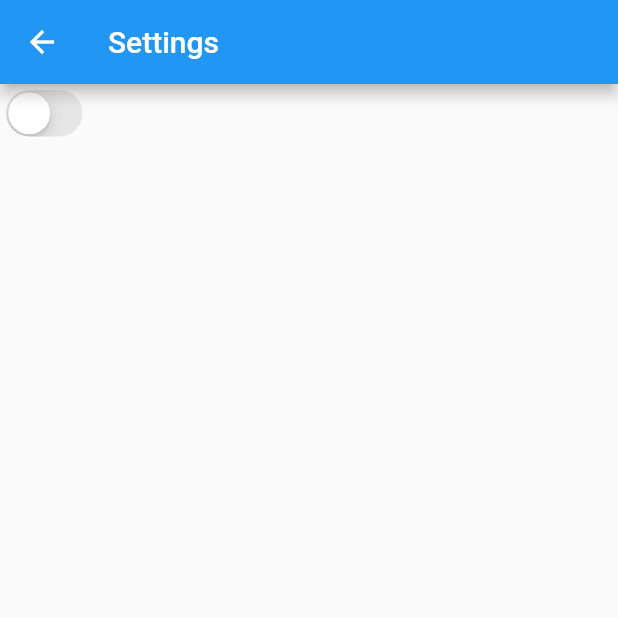
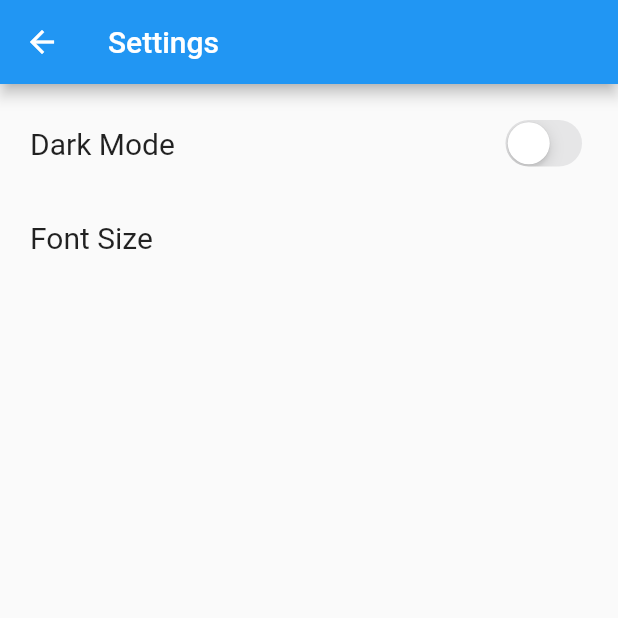
Before and after one commit to joohhcse/investment_quotes_app_v2, a Flutter app: the SettingScreen screen opened directly, on a phone screen of 412 x 824 dp, the top half of it. Run offline on Flutter 3.47's test engine with Material 2 defaults, Android fonts, the phone set to English and light mode, and no system bars; our stand-ins replace shared_preferences, sqflite; accounts and stored records are empty.

Commit message:
edit darkmode , fontsize

```diff
--- a/lib/screen/setting_screen.dart
+++ b/lib/screen/setting_screen.dart
@@ -4,7 +4,7 @@ import 'package:investment_quotes_app_v2/screen/quotes_screen.dart';
 import 'package:investment_quotes_app_v2/screen/home_screen.dart';
 import 'package:shared_preferences/shared_preferences.dart';
 
-bool isDarkMode = false;
+
 
 class SettingScreen extends StatefulWidget {
   const SettingScreen({Key? key}) : super(key: key);
@@ -16,6 +16,8 @@ class SettingScreen extends StatefulWidget {
 }
 
 class SettingState extends State<SettingScreen> {
+  bool isDarkMode = false;
+  double _fontSize = 20.0;
   int selectedOption = 0; // 초기 선택된 옵션 ?
 
   @override
@@ -53,16 +55,20 @@ class SettingState extends State<SettingScreen> {
     _prefs = await SharedPreferences.getInstance();
 
     _prefs.setString('themeMode', themeMode.toString());
+  }
 
-    if(themeMode.toString() == 'ThemeMode.dark') {
-      // SettingScreen.isDarkMode = true;
-    } else {
-      // SettingScreen.isDarkMode = false;
-    }
+  _loadFontSize() async {
+    SharedPreferences prefs = await SharedPreferences.getInstance();
+    setState(() {
+      _fontSize = prefs.getDouble('fontSize') ?? 20.0;
+    });
+  }
 
-    print('setting >> save >>>>');
-    print(themeMode.toString());
+  _saveFontSize(double fontSize) async {
+    SharedPreferences prefs = await SharedPreferences.getInstance();
+    await prefs.setDouble('fontSize', fontSize);
   }
+
 
   Future<bool> _getThemeMode() async {
     _prefs = await SharedPreferences.getInstance();
@@ -102,33 +108,89 @@ class SettingState extends State<SettingScreen> {
           if (snapshot.hasError) {
             return Text('Error: ${snapshot.error}');
           }
-          // final bool isDarkMode = snapshot.data ?? false;
+
+          // final bool isDarkMode = snapshot.data ?? false;  //final은 const같이 안변하는 상수인데 이래해놧엇네
+          isDarkMode = snapshot.data ?? false;
+
           print('FutureBuilder >>>>>');
           print(snapshot.data);
           isDarkMode = snapshot.data ?? false;
-          // Text('다크 모드');
-          return CupertinoSwitch(
-            value: isDarkMode,
-            onChanged: (bool? value) {
-                setState(() {
-                  isDarkMode = value ?? false; //null이면 false입력
+          return Padding(
+            padding: const EdgeInsets.all(20.0),
+            // child: Row(
+            //   // crossAxisAlignment: CrossAxisAlignment.start,
+            //   mainAxisAlignment: MainAxisAlignment.spaceBetween,
+            //   crossAxisAlignment: CrossAxisAlignment.end,
+            //   children: [
+            //     Text(
+            //       'Dark Mode',
+            //       style: TextStyle(fontSize: 20),
+            //     ),
+            //     CupertinoSwitch(
+            //       value: isDarkMode,
+            //       onChanged: (bool value) {
+            //         setState(() {
+            //           // isDarkMode = value ?? false; //null이면 false입력
+            //           isDarkMode = value;
+            //
+            //           if (isDarkMode == true) {
+            //             HomeScreen.themeNotifier.value = ThemeMode.dark;
+            //             _saveThemeMode(ThemeMode.dark);
+            //           } else {
+            //             HomeScreen.themeNotifier.value = ThemeMode.light;
+            //             _saveThemeMode(ThemeMode.light);
+            //           }
+            //
+            //         });
+            //       },
+            //   ),
+            // ],
+            // ),
 
-                  // if (SettingScreen.isDarkMode == true) {
-                  //   print('CupertinoSwitch 다크모드');
-                  //   HomeScreen.themeNotifier.value = ThemeMode.dark;
-                  //   _saveThemeMode(ThemeMode.dark);
-                  // } else {
-                  //   print('CupertinoSwitch 라이트모드');
-                  //   HomeScreen.themeNotifier.value = ThemeMode.light;
-                  //   _saveThemeMode(ThemeMode.light);
-                  // }
+            //add test
+            child: Column(
+            crossAxisAlignment: CrossAxisAlignment.start,
+            children: [
+              Row(
+                mainAxisAlignment: MainAxisAlignment.spaceBetween,
+                children: [
+                  Text(
+                    'Dark Mode',
+                    style: TextStyle(fontSize: 20),
+                  ),
+                  CupertinoSwitch(
+                    value: isDarkMode,
+                    onChanged: (bool value) {
+                      setState(() {
+                        // isDarkMode = value ?? false; //null이면 false입력
+                        isDarkMode = value;
 
-                  print('CupertinoSwitch value >> ' + value.toString());
-                  print('CupertinoSwitch isDarkMode >> ' + isDarkMode.toString());
+                        if (isDarkMode == true) {
+                          HomeScreen.themeNotifier.value = ThemeMode.dark;
+                          _saveThemeMode(ThemeMode.dark);
+                        } else {
+                          HomeScreen.themeNotifier.value = ThemeMode.light;
+                          _saveThemeMode(ThemeMode.light);
+                        }
 
-                });
-              },
-            );
+                      });
+                    },
+                  ),
+                ],
+              ),
+              SizedBox(height: 32.0),
+              Row(
+                mainAxisAlignment: MainAxisAlignment.spaceBetween,
+                children: [
+                  Text(
+                    'Font Size',
+                    style: TextStyle(fontSize: 20),
+                  )
+                ],
+              )
+            ],
+            ),
+          );
         },
       )
     );
```
